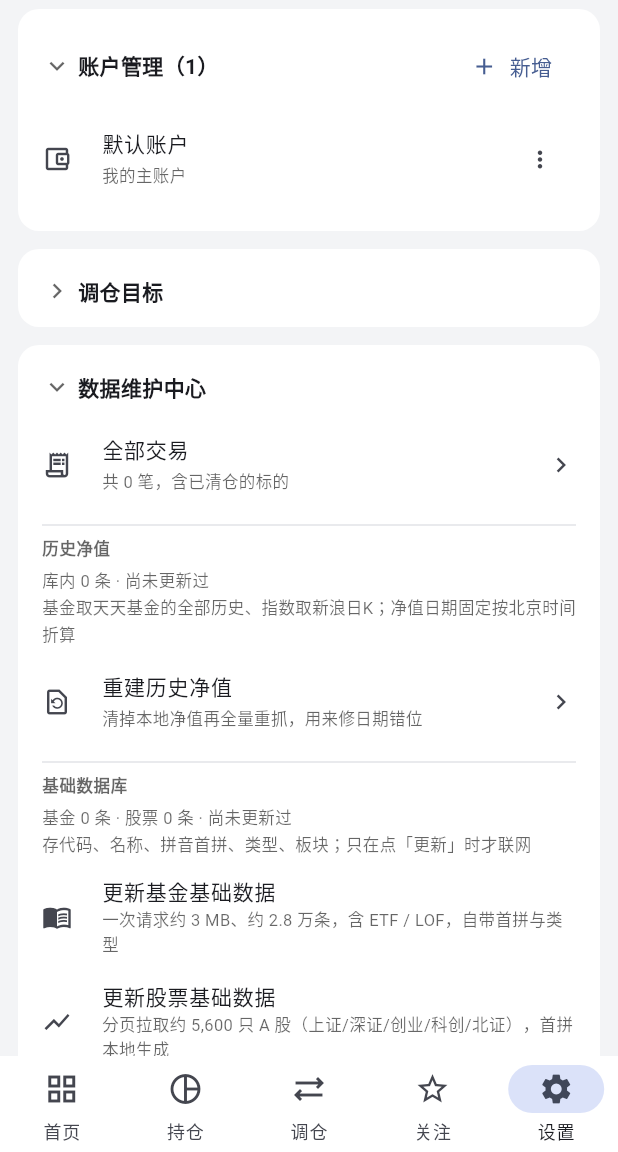
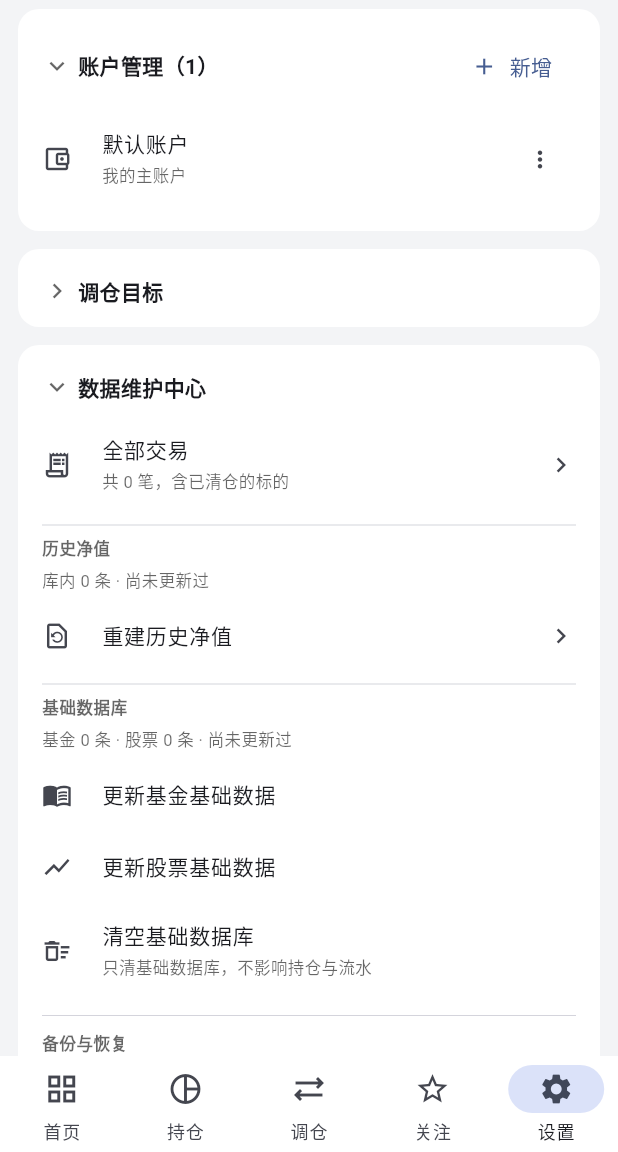
Before and after one commit to weilely/tiaocang-zhushou, a Flutter app: the screen it shows after launch, item 5 of the bottom bar chosen, on a phone screen of 412 x 824 dp, the part 84-1236 px from its top. Run offline on Flutter 3.47's test engine with Material 3 defaults, Android fonts, the phone set to English and light mode, and no system bars; our stand-ins replace image_picker, local_auth, sqflite; missing offline and left inert: google_mlkit_text_recognition, local_auth_android, pinyin; accounts and stored records are empty; network calls fail.

Commit message:
五项改进：场外基金份额固定两位小数；趋势图去掉「收益率」标题、浮窗改透明底+主题字色；收益统计默认日历图日收益；持仓卡占比右对齐并新增预估涨幅/预估收益跑马灯（修掉 est 字段从未传入卡片导致该功能一直不显示）；清理设置页多余提示

```diff
--- a/lib/state/app_state.dart
+++ b/lib/state/app_state.dart
@@ -611,7 +611,8 @@ class AppState extends ChangeNotifier {
   DateTime? flowCustomStart;
   DateTime? flowCustomEnd;
   StatsView statsView = StatsView.calendar;
-  ReturnGranularity calendarGranularity = ReturnGranularity.month;
+  /// 收益统计默认落在日历图的**日收益**视图（粒度不落库，每次启动都用它）
+  ReturnGranularity calendarGranularity = ReturnGranularity.day;
   /// 日历当前月份（UI 里是 ({int month, int year}) 记录）
   ({int month, int year}) calendarCursor =
       (year: DateTime.now().year, month: DateTime.now().month);
--- a/lib/ui/asset_detail_page.dart
+++ b/lib/ui/asset_detail_page.dart
@@ -204,7 +204,10 @@ class AssetDetailPage extends StatelessWidget {
           Row(
             crossAxisAlignment: CrossAxisAlignment.start,
             children: [
-              Expanded(child: cell('持有份额', fmtShares(p.shares))),
+              Expanded(
+                  child: cell('持有份额',
+                      fmtSharesOf(p.shares,
+                          isFund: p.asset.kind == AssetKind.fund))),
               Expanded(child: cell('成本单价', fmtPrice(p.avgCost))),
             ],
           ),
--- a/lib/ui/asset_edit_page.dart
+++ b/lib/ui/asset_edit_page.dart
@@ -378,7 +378,7 @@ class _AssetEditPageState extends State<AssetEditPage> {
             title: '持仓份额 / 单位成本',
             subtitle: p == null
                 ? '该账户下还没有持仓，无法修改'
-                : '保存时记一笔「持仓调整」流水（不改动历史流水）。当前：份额 ${fmtShares(p.shares)}、成本 ${fmtPrice(p.avgCost)}',
+                : '保存时记一笔「持仓调整」流水（不改动历史流水）。当前：份额 ${fmtSharesOf(p.shares, isFund: p.asset.kind == AssetKind.fund)}、成本 ${fmtPrice(p.avgCost)}',
             child: p == null
                 ? Text('暂无持仓',
                     style: TextStyle(fontSize: 13, color: Colors.grey.shade500))
--- a/lib/ui/holding_import_page.dart
+++ b/lib/ui/holding_import_page.dart
@@ -273,7 +273,7 @@ class _HoldingImportPageState extends State<HoldingImportPage> {
           if (r.existingShares != null && r.existingShares! > 0)
             Padding(
               padding: const EdgeInsets.only(top: 6),
-              child: Text('该账户已有 ${fmtShares(r.existingShares!)} 份，导入后会累加',
+              child: Text('该账户已有 ${fmtSharesOf(r.existingShares!, isFund: r.kind == AssetKind.fund)} 份，导入后会累加',
                   style: const TextStyle(fontSize: 11, color: Color(0xFFB4770A))),
             ),
           if (issue != null)
--- a/lib/ui/settings_page.dart
+++ b/lib/ui/settings_page.dart
@@ -419,8 +419,7 @@ class _SettingsPageState extends State<SettingsPage> {
           Padding(
             padding: const EdgeInsets.only(bottom: 4),
             child: Text(
-              '库内 ${st.navRowCount} 条 · ${st.navUpdatedAt == null ? '尚未更新过' : '上次更新 ${fmtDateTime(st.navUpdatedAt!)}'}\n'
-              '基金取天天基金的全部历史、指数取新浪日K；净值日期固定按北京时间折算',
+              '库内 ${st.navRowCount} 条 · ${st.navUpdatedAt == null ? '尚未更新过' : '上次更新 ${fmtDateTime(st.navUpdatedAt!)}'}',
               style: TextStyle(
                   fontSize: 11, color: Theme.of(context).hintColor, height: 1.6),
             ),
@@ -431,10 +430,6 @@ class _SettingsPageState extends State<SettingsPage> {
             enabled: !st.navUpdating,
             leading: const Icon(Icons.restore_page_outlined, size: 20),
             title: const Text('重建历史净值', style: TextStyle(fontSize: 14)),
-            subtitle: Text(
-              '清掉本地净值再全量重抓，用来修日期错位',
-              style: TextStyle(fontSize: 11, color: Theme.of(context).hintColor),
-            ),
             trailing: st.navUpdating
                 ? const SizedBox(
                     width: 16,
@@ -455,8 +450,7 @@ class _SettingsPageState extends State<SettingsPage> {
           Padding(
             padding: const EdgeInsets.only(bottom: 4),
             child: Text(
-              '基金 ${st.securitiesFundCount} 条 · 股票 ${st.securitiesStockCount} 条 · $lastSec\n'
-              '存代码、名称、拼音首拼、类型、板块；只在点「更新」时才联网',
+              '基金 ${st.securitiesFundCount} 条 · 股票 ${st.securitiesStockCount} 条 · $lastSec',
               style: TextStyle(
                   fontSize: 11, color: Theme.of(context).hintColor, height: 1.6),
             ),
@@ -486,10 +480,6 @@ class _SettingsPageState extends State<SettingsPage> {
             enabled: !st.securitiesBusy,
             leading: const Icon(Icons.menu_book_outlined, size: 20),
             title: const Text('更新基金基础数据', style: TextStyle(fontSize: 14)),
-            subtitle: Text(
-              '一次请求约 3 MB、约 2.8 万条，含 ETF / LOF，自带首拼与类型',
-              style: TextStyle(fontSize: 11, color: Theme.of(context).hintColor),
-            ),
             onTap: () => _updateFundSecurities(st),
           ),
           ListTile(
@@ -498,10 +488,6 @@ class _SettingsPageState extends State<SettingsPage> {
             enabled: !st.securitiesBusy,
             leading: const Icon(Icons.show_chart_outlined, size: 20),
             title: const Text('更新股票基础数据', style: TextStyle(fontSize: 14)),
-            subtitle: Text(
-              '分页拉取约 5,600 只 A 股（上证/深证/创业/科创/北证），首拼本地生成',
-              style: TextStyle(fontSize: 11, color: Theme.of(context).hintColor),
-            ),
             onTap: () => _updateStockSecurities(st),
           ),
           ListTile(
@@ -524,7 +510,7 @@ class _SettingsPageState extends State<SettingsPage> {
             leading: const Icon(Icons.shield_outlined, size: 20),
             title: const Text('导出完整备份（推荐）', style: TextStyle(fontSize: 14)),
             subtitle: Text(
-              '账户、分类、全部流水、再平衡目标、设置；每天首次启动还会自动备份一份',
+              '每天首次启动会自动备份一份',
               style: TextStyle(fontSize: 11, color: Theme.of(context).hintColor),
             ),
             onTap: _exportBackup,
@@ -585,10 +571,6 @@ class _SettingsPageState extends State<SettingsPage> {
             dense: true,
             leading: const Icon(Icons.table_chart_outlined, size: 20),
             title: const Text('导出持仓报表 CSV', style: TextStyle(fontSize: 14)),
-            subtitle: Text(
-              '含成本、市值、浮动/已实现盈亏、年化收益率',
-              style: TextStyle(fontSize: 11, color: Theme.of(context).hintColor),
-            ),
             onTap: () => _export(
               '持仓_${_stamp()}.csv',
               st.exportPositions(),
@@ -600,10 +582,6 @@ class _SettingsPageState extends State<SettingsPage> {
             dense: true,
             leading: const Icon(Icons.download_outlined, size: 20),
             title: const Text('从 CSV 导入交易流水', style: TextStyle(fontSize: 14)),
-            subtitle: Text(
-              '从应用目录中选取 CSV 文件',
-              style: TextStyle(fontSize: 11, color: Theme.of(context).hintColor),
-            ),
             onTap: _import,
           ),
           ListTile(
@@ -611,10 +589,6 @@ class _SettingsPageState extends State<SettingsPage> {
             dense: true,
             leading: const Icon(Icons.folder_open_outlined, size: 20),
             title: const Text('查看数据目录', style: TextStyle(fontSize: 14)),
-            subtitle: Text(
-              '用 adb 可在电脑与模拟器之间收发文件',
-              style: TextStyle(fontSize: 11, color: Theme.of(context).hintColor),
-            ),
             onTap: _showDirs,
           ),
         ],
@@ -682,8 +656,7 @@ class _SettingsPageState extends State<SettingsPage> {
       child: Column(
         crossAxisAlignment: CrossAxisAlignment.start,
         children: [
-          Text('切换整机的明暗；「跟随系统」会跟随手机设置。选择会自动保存。',
-              style: hint),
+          Text('切换整机的明暗', style: hint),
           const SizedBox(height: 8),
           for (final m in options.keys)
             RadioListTile<String>(
@@ -712,13 +685,7 @@ class _SettingsPageState extends State<SettingsPage> {
       child: Column(
         crossAxisAlignment: CrossAxisAlignment.start,
         children: [
-          Text('首页跑马灯显示这些指标，价格与涨幅每分钟自动刷新（上证固定在标题栏，不在这里）',
-              style: hint),
-          if (st.indexQuoteDiag.isNotEmpty)
-            Padding(
-              padding: const EdgeInsets.only(top: 4),
-              child: Text('上次取数：${st.indexQuoteDiag}', style: hint),
-            ),
+          Text('首页跑马灯显示这些指标（上证固定在标题栏，不在这里）', style: hint),
           const SizedBox(height: 10),
           Row(
             children: [
--- a/lib/ui/widgets/returns_stats_card.dart
+++ b/lib/ui/widgets/returns_stats_card.dart
@@ -235,9 +235,6 @@ class _TrendViewState extends State<_TrendView> {
           onCustom: () => _pickCustomRange(context, st),
         ),
         const SizedBox(height: 12),
-        Text('收益率',
-            style: TextStyle(fontSize: 13, color: Theme.of(context).hintColor)),
-        const SizedBox(height: 6),
         _BenchmarkRow(
           benchmark: st.benchmark,
           // 框里显示的是**本区间折算后**的参考收益率（= 年化 × 天数 ÷ 365）
--- a/lib/ui/widgets/txn_history.dart
+++ b/lib/ui/widgets/txn_history.dart
@@ -160,7 +160,7 @@ Widget txnTile(
 
   final detail = switch (t.type) {
     TxnType.buy || TxnType.sell =>
-      '${fmtShares(t.shares)} 份 @ ${fmtPrice(t.price)}',
+      '${fmtSharesOf(t.shares, isFund: asset?.kind == AssetKind.fund)} 份 @ ${fmtPrice(t.price)}',
     TxnType.dividend => '分红到账',
   };
 
```
Also changed, not shown: lib/core/format.dart (+11 -2 lines), lib/ui/holdings_page.dart (+59 -23 lines), lib/ui/widgets/inline_marquee.dart (added, +94 -0 lines), lib/ui/widgets/returns_line_chart.dart (+9 -11 lines).
